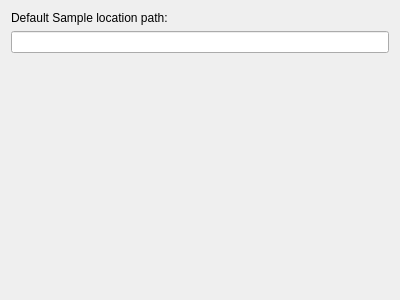
First picture: the form in frontend/GeneralPreferences.ui, repository FelixdelasPozas/EspINA, before the edit.
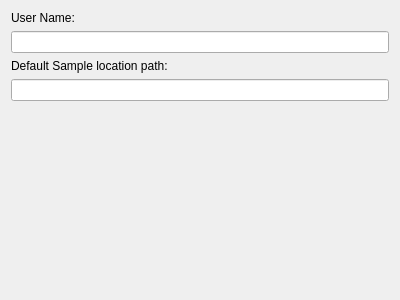
Second picture: the form after the edit.

Commit message: Espina General Settings

```diff
--- a/frontend/GeneralPreferences.ui
+++ b/frontend/GeneralPreferences.ui
@@ -14,6 +14,16 @@
    <string>Form</string>
   </property>
   <layout class="QVBoxLayout" name="verticalLayout">
+   <item>
+    <widget class="QLabel" name="label">
+     <property name="text">
+      <string>User Name:</string>
+     </property>
+    </widget>
+   </item>
+   <item>
+    <widget class="QLineEdit" name="userName"/>
+   </item>
    <item>
     <widget class="QLabel" name="label_3">
      <property name="text">
```
The commit also changes 14 other files.
